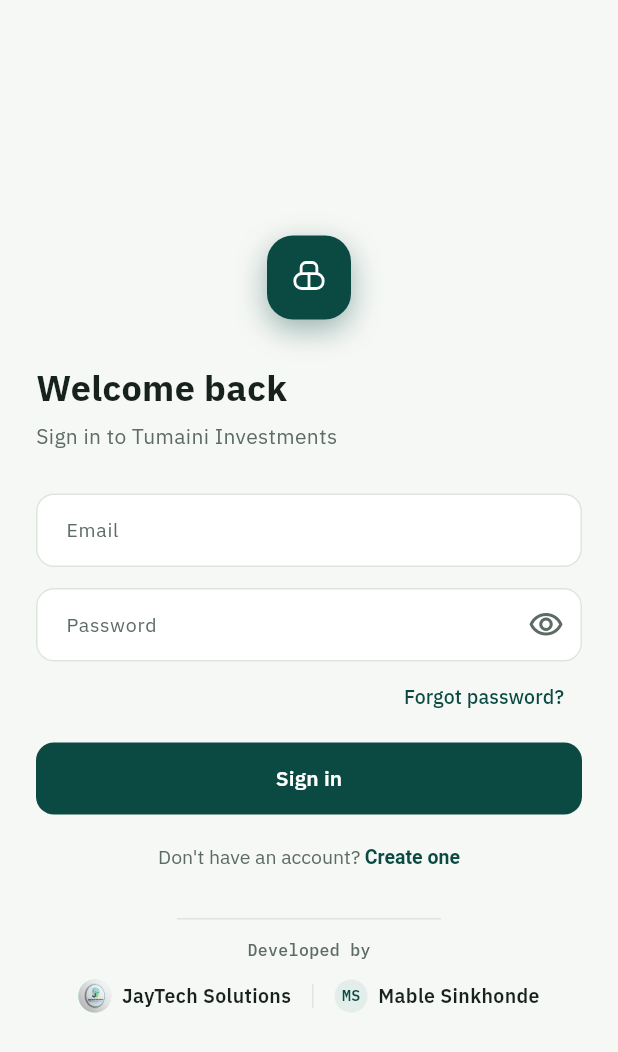
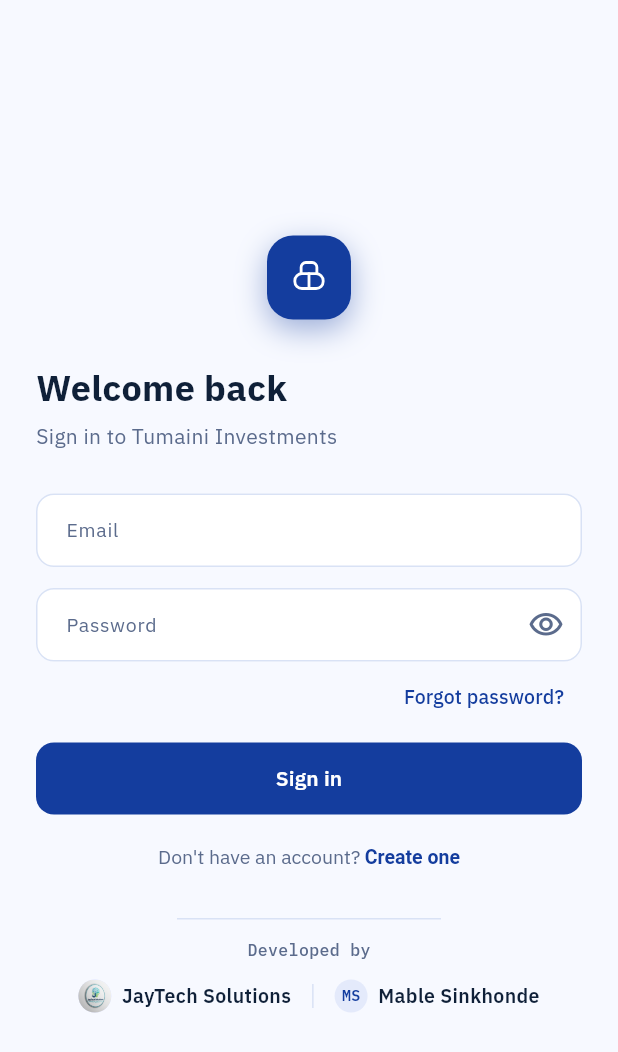
Before and after one commit to ThomJonathan/chipatala, a Flutter app: the screen it shows after launch, on a phone screen of 412 x 824 dp. Shown: the top 1052 px of the screen. Run offline on Flutter 3.47's test engine with Material 3 defaults, Android fonts, the phone set to English and light mode, and no system bars; our stand-ins replace google_fonts, supabase_flutter; accounts and stored records are empty.

Commit message:
fixed color branding issues

```diff
--- a/lib/main.dart
+++ b/lib/main.dart
@@ -45,10 +45,10 @@ class MyApp extends StatelessWidget {
       title: 'Tumaini Investments',
       debugShowCheckedModeBanner: false,
       theme: ThemeData(
-        scaffoldBackgroundColor: const Color(0xFFF6F8F5),
+        scaffoldBackgroundColor: const Color(0xFFF7F9FF),
         colorScheme: ColorScheme.fromSeed(
-          seedColor: const Color(0xFF0B4A43),
-          primary: const Color(0xFF0B4A43),
+          seedColor: const Color(0xFF143D9E),
+          primary: const Color(0xFF143D9E),
           surface: Colors.white,
         ),
       ),
--- a/lib/screens/splashScreen.dart
+++ b/lib/screens/splashScreen.dart
@@ -6,14 +6,14 @@ import '../auth-repository.dart';
 
 /// Design tokens — matching the web splash screen 1:1.
 class AppPalette {
-  static const bg = Color(0xFFF6F8F5);
-  static const ink = Color(0xFF17221D);
-  static const inkMuted = Color(0xFF5C6B63);
-  static const primary = Color(0xFF0B4A43);
-  static const primaryDeep = Color(0xFF0E5C54);
-  static const primaryTint = Color(0xFFE3EEEB);
-  static const accent = Color(0xFFC68A3D);
-  static const border = Color(0xFFDDE5DE);
+  static const bg = Color(0xFFF7F9FF);
+  static const ink = Color(0xFF0F2038);
+  static const inkMuted = Color(0xFF5B6B8C);
+  static const primary = Color(0xFF143D9E);
+  static const primaryDeep = Color(0xFF0B2A72);
+  static const primaryTint = Color(0xFFE4EAFB);
+  static const accent = Color(0xFFC9A227);
+  static const border = Color(0xFFD9E2F5);
 }
 
 /// First screen of the app. Shows itself for [holdDuration], then checks
--- a/lib/widgets/adminShell.dart
+++ b/lib/widgets/adminShell.dart
@@ -11,9 +11,9 @@ import 'package:supabase_flutter/supabase_flutter.dart';
 // ============================================================================
 
 const double _kDesktopBreakpoint = 760;
-const Color _kBorder = Color(0xFFD9DCD9);
-const Color _kInkMuted = Color(0xFF616A66);
-const Color _kSidebarBg = Color(0xFFFBFCFB);
+const Color _kBorder = Color(0xFFD9E2F5);
+const Color _kInkMuted = Color(0xFF5B6B8C);
+const Color _kSidebarBg = Color(0xFFFFFFFF);
 
 class _NavDestination {
   final IconData icon;
--- a/lib/widgets/branding.dart
+++ b/lib/widgets/branding.dart
@@ -4,15 +4,15 @@ import 'package:google_fonts/google_fonts.dart';
 
 /// Shared design tokens — the same ones used on the splash screen.
 class AppPalette {
-  static const bg = Color(0xFFF6F8F5);
+  static const bg = Color(0xFFF7F9FF);
   static const surface = Color(0xFFFFFFFF);
-  static const ink = Color(0xFF17221D);
-  static const inkMuted = Color(0xFF5C6B63);
-  static const primary = Color(0xFF0B4A43);
-  static const primaryDeep = Color(0xFF0E5C54);
-  static const primaryTint = Color(0xFFE3EEEB);
-  static const accent = Color(0xFFC68A3D);
-  static const border = Color(0xFFDDE5DE);
+  static const ink = Color(0xFF0F2038);
+  static const inkMuted = Color(0xFF5B6B8C);
+  static const primary = Color(0xFF143D9E);
+  static const primaryDeep = Color(0xFF0B2A72);
+  static const primaryTint = Color(0xFFE4EAFB);
+  static const accent = Color(0xFFC9A227);
+  static const border = Color(0xFFD9E2F5);
   static const error = Color(0xFFB3413B);
 }
 
--- a/lib/widgets/employeeShell.dart
+++ b/lib/widgets/employeeShell.dart
@@ -48,9 +48,9 @@ import 'package:supabase_flutter/supabase_flutter.dart';
 // ============================================================================
 
 const double _kDesktopBreakpoint = 760; // below this -> bottom nav, at/above -> side nav
-const Color _kBorder = Color(0xFFD9DCD9);
-const Color _kInkMuted = Color(0xFF616A66);
-const Color _kSidebarBg = Color(0xFFFBFCFB);
+const Color _kBorder = Color(0xFFD9E2F5);
+const Color _kInkMuted = Color(0xFF5B6B8C);
+const Color _kSidebarBg = Color(0xFFFFFFFF);
 
 class _NavDestination {
   final IconData icon;
```
Also changed, not shown: lib/screens/admin/adminui.dart (+7 -7 lines), lib/screens/admin/home.dart (+12 -5 lines).
